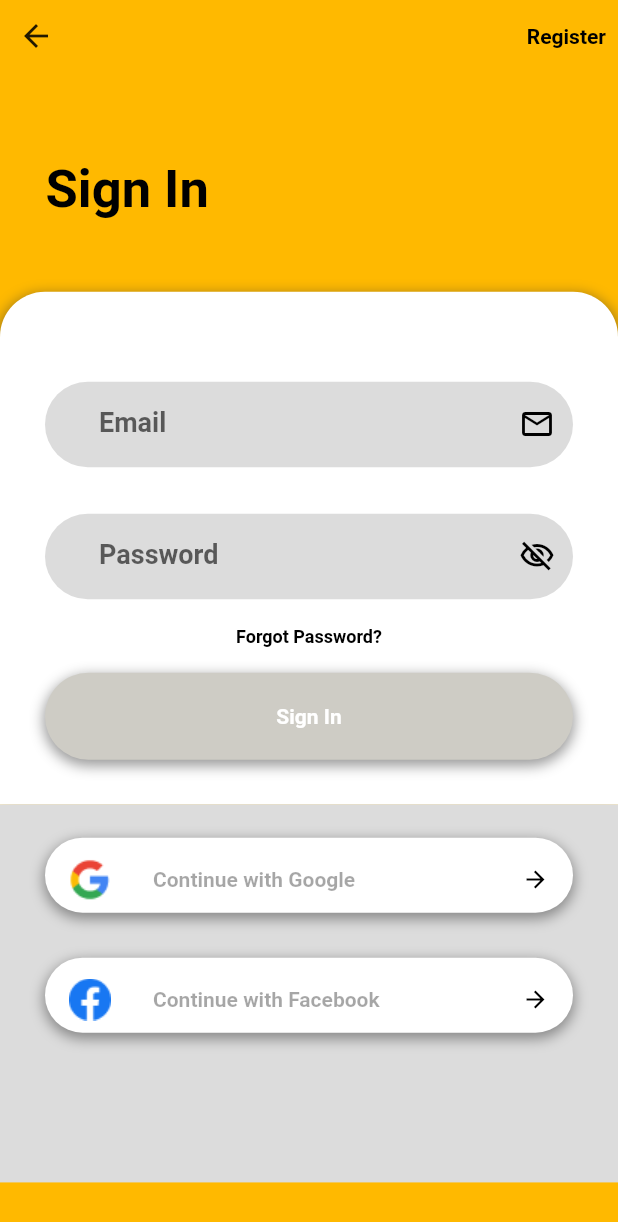
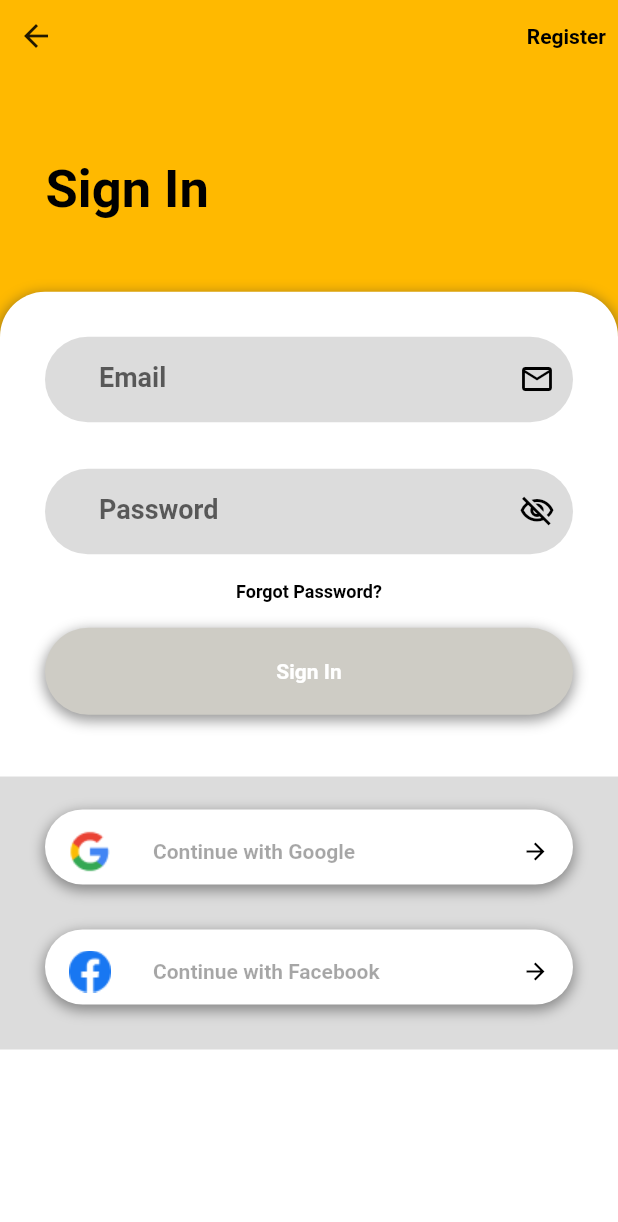
Before and after one commit to letanssang/baitap_ui_monstarlab, a Flutter app: the screen it shows after launch, after a tap on "Sign In", on a phone screen of 412 x 824 dp. Shown: the top 1222 px of the screen. Run offline on Flutter 3.47's test engine with Material 2 defaults, Android fonts, the phone set to English and light mode, and no system bars; our stand-ins replace flutter_svg, image_picker, progress_dialog_null_safe.

Commit message:
fix bug, chinh sua ui

```diff
--- a/lib/ui/login/login_screen.dart
+++ b/lib/ui/login/login_screen.dart
@@ -22,6 +22,8 @@ class _LoginScreenState extends State<LoginScreen> {
   String _password = '';
   bool _obscureText = true;
   bool enableButton = false;
+  final FocusNode _emailFocusNode = FocusNode();
+  final FocusNode _passwordFocusNode = FocusNode();
 
   @override
   void didChangeDependencies() {
@@ -35,10 +37,19 @@ class _LoginScreenState extends State<LoginScreen> {
       enableButton = true;
     }
   }
-
+  @override
+  void dispose() {
+    _emailFocusNode.dispose();
+    _passwordFocusNode.dispose();
+    super.dispose();
+  }
   @override
   Widget build(BuildContext context) {
-    return Scaffold(
+    return GestureDetector(
+      onTap: () {
+        FocusScope.of(context).unfocus();
+      },
+      child: Scaffold(
           resizeToAvoidBottomInset: false,
           body: YellowBackground(
             child: SafeArea(
@@ -81,11 +92,8 @@ class _LoginScreenState extends State<LoginScreen> {
                     ),
                   ),
                 ),
-              Flexible(
-                flex: 3,
-                child: SingleChildScrollView(
+                Expanded(
                   child: Container(
-                      padding: const EdgeInsets.all(30),
                       decoration: BoxDecoration(
                         color: Colors.white,
                         borderRadius: const BorderRadius.only(
@@ -102,10 +110,12 @@ class _LoginScreenState extends State<LoginScreen> {
                           ),
                         ],
                       ),
+                      child: SingleChildScrollView(
                         child: Column(
                           mainAxisAlignment: MainAxisAlignment.spaceEvenly,
                           children: [
                             CustomTextField(
+                                focusNode: _emailFocusNode,
                                 labelText: 'Email',
                                 hintText: 'Email',
                                 keyboardType: TextInputType.emailAddress,
@@ -123,6 +133,7 @@ class _LoginScreenState extends State<LoginScreen> {
                                 },
                                 icon: const Icon(Icons.email_outlined)),
                             CustomTextField(
+                              focusNode: _passwordFocusNode,
                               labelText: 'Password',
                               hintText: 'Password',
                               showPassword: () {
@@ -169,17 +180,13 @@ class _LoginScreenState extends State<LoginScreen> {
                                     fontWeight: FontWeight.bold,
                                     fontSize: 14),
                               ),
-                          )
-                        ],
-                      )),
                             ),
+                            SizedBox(
+                              height: ScreenSize().screenHeight * 0.05,
                             ),
-              Expanded(
-                flex: 2,
-                child: Container(
+                            Container(
                               padding: const EdgeInsets.only(top: 22, left: 30, right: 30),
                               color: const Color(0xFFDCDCDC),
-                  child: SingleChildScrollView(
                               child: Column(
                                 mainAxisAlignment: MainAxisAlignment.spaceEvenly,
                                 children: const [
@@ -192,10 +199,13 @@ class _LoginScreenState extends State<LoginScreen> {
                                 ],
                               ),
                             ),
+                          ],
                         ),
-              )
+                      )),
+                ),
               ],
             )),
-        ));
+          )),
+    );
   }
 }
--- a/lib/ui/welcome/welcome_screen.dart
+++ b/lib/ui/welcome/welcome_screen.dart
@@ -12,7 +12,11 @@ class WelcomeScreen extends StatelessWidget {
 
   @override
   Widget build(BuildContext context) {
-    return Scaffold(
+    return GestureDetector(
+      onTap: () {
+        FocusScope.of(context).unfocus();
+      },
+      child: Scaffold(
         body: YellowBackground(
           child: Column(
             children: [
@@ -67,6 +71,7 @@ class WelcomeScreen extends StatelessWidget {
             ],
           ),
         ),
+      ),
     );
   }
 }
--- a/lib/widget/custom_button.dart
+++ b/lib/widget/custom_button.dart
@@ -4,13 +4,14 @@ class CustomButton extends StatelessWidget {
   final Widget child;
   final Function() onTap;
   final bool enable;
-
-  const CustomButton({required this.child, required this.onTap, this.enable = false, Key? key})
+  final double? width;
+  const CustomButton({required this.child, required this.onTap, this.enable = false,this.width, Key? key})
       : super(key: key);
   @override
   Widget build(BuildContext context) {
     return SizedBox(
       height: 58,
+      width: width ?? MediaQuery.of(context).size.width - 60,
       child: GestureDetector(
         onTap: enable ? onTap : null,
         child: Container(
--- a/lib/widget/custom_text_field.dart
+++ b/lib/widget/custom_text_field.dart
@@ -13,6 +13,8 @@ class CustomTextField extends StatelessWidget {
   final bool obscureText;
   final int? maxlength;
   final VoidCallback? showPassword;
+  final FocusNode? focusNode;
+  final FocusNode? nextFocusNode;
   const CustomTextField({
     required this.controller,
     this.labelText = '',
@@ -25,6 +27,8 @@ class CustomTextField extends StatelessWidget {
     this.obscureText = false,
     this.maxlength,
     this.showPassword,
+    this.focusNode,
+    this.nextFocusNode,
     Key? key}) : super(key: key);
 
   @override
@@ -38,6 +42,12 @@ class CustomTextField extends StatelessWidget {
           color: Color(0xFF515151),
           fontSize: 18,
         ),
+        onSubmitted: (value) {
+          if (nextFocusNode != null) {
+            FocusScope.of(context).requestFocus(nextFocusNode);
+          }
+        },
+        focusNode: focusNode,
         maxLength: maxlength,
         obscureText: obscureText,
         controller: controller,
```
Also changed, not shown: lib/ui/register/register_screen.dart (+30 -3 lines). Lines whose indentation alone changed are shown as unchanged.
